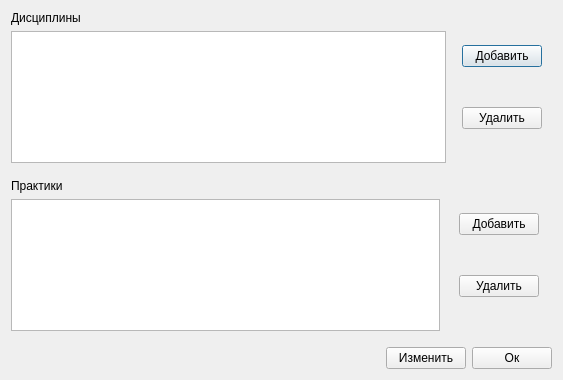
The window that ui/insertadditionaleducationalprogram.ui (7enSmile/clientVKR) describes before a commit, drawn with Qt 5.
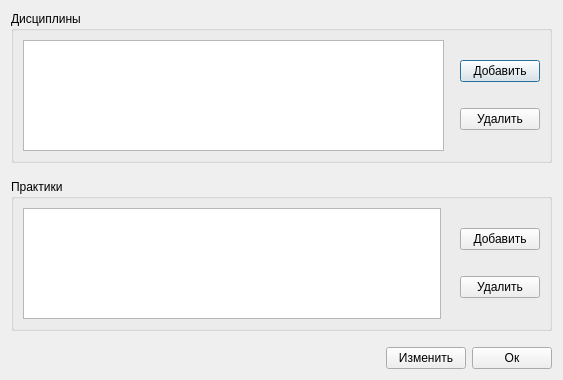
The same window after the commit.

Patch:
```diff
--- a/ui/insertadditionaleducationalprogram.ui
+++ b/ui/insertadditionaleducationalprogram.ui
@@ -15,16 +15,15 @@
   </property>
   <layout class="QVBoxLayout" name="verticalLayout_2">
    <item>
+    <widget class="QGroupBox" name="groupBox">
+     <property name="title">
+      <string>Дисциплины</string>
+     </property>
+     <layout class="QVBoxLayout" name="verticalLayout_3">
+      <item>
     <layout class="QHBoxLayout" name="horizontalLayout">
      <item>
       <layout class="QVBoxLayout" name="verticalLayout_4">
-       <item>
-        <widget class="QLabel" name="label">
-         <property name="text">
-          <string>Дисциплины</string>
-         </property>
-        </widget>
-       </item>
        <item>
         <widget class="QTableView" name="tableViewDiscipline">
          <attribute name="horizontalHeaderVisible">
@@ -64,6 +63,19 @@
      </item>
      <item>
       <layout class="QVBoxLayout" name="verticalLayout">
+          <item>
+           <spacer name="verticalSpacer_6">
+            <property name="orientation">
+             <enum>Qt::Vertical</enum>
+            </property>
+            <property name="sizeHint" stdset="0">
+             <size>
+              <width>20</width>
+              <height>40</height>
+             </size>
+            </property>
+           </spacer>
+          </item>
        <item>
         <widget class="QPushButton" name="pushButtonInsertDiscipline">
          <property name="text">
@@ -71,6 +83,22 @@
          </property>
         </widget>
        </item>
+          <item>
+           <spacer name="verticalSpacer_3">
+            <property name="orientation">
+             <enum>Qt::Vertical</enum>
+            </property>
+            <property name="sizeType">
+             <enum>QSizePolicy::Fixed</enum>
+            </property>
+            <property name="sizeHint" stdset="0">
+             <size>
+              <width>20</width>
+              <height>20</height>
+             </size>
+            </property>
+           </spacer>
+          </item>
        <item>
         <widget class="QPushButton" name="pushButtonDeleteDiscipline">
          <property name="text">
@@ -78,25 +106,25 @@
          </property>
         </widget>
        </item>
-      </layout>
-     </item>
      <item>
-      <spacer name="horizontalSpacer_3">
+           <spacer name="verticalSpacer_5">
        <property name="orientation">
-        <enum>Qt::Horizontal</enum>
-       </property>
-       <property name="sizeType">
-        <enum>QSizePolicy::Fixed</enum>
+             <enum>Qt::Vertical</enum>
        </property>
        <property name="sizeHint" stdset="0">
         <size>
-         <width>10</width>
-         <height>20</height>
+              <width>20</width>
+              <height>40</height>
         </size>
        </property>
       </spacer>
      </item>
     </layout>
+        </item>
+       </layout>
+      </item>
+     </layout>
+    </widget>
    </item>
    <item>
     <spacer name="verticalSpacer">
@@ -115,16 +143,15 @@
     </spacer>
    </item>
    <item>
+    <widget class="QGroupBox" name="groupBox_2">
+     <property name="title">
+      <string>Практики</string>
+     </property>
+     <layout class="QVBoxLayout" name="verticalLayout_7">
+      <item>
     <layout class="QHBoxLayout" name="horizontalLayout_2">
      <item>
       <layout class="QVBoxLayout" name="verticalLayout_5">
-       <item>
-        <widget class="QLabel" name="label_4">
-         <property name="text">
-          <string>Практики</string>
-         </property>
-        </widget>
-       </item>
        <item>
         <widget class="QTableView" name="tableViewPractice">
          <attribute name="horizontalHeaderVisible">
@@ -170,6 +197,19 @@
      </item>
      <item>
       <layout class="QVBoxLayout" name="verticalLayout_6">
+          <item>
+           <spacer name="verticalSpacer_7">
+            <property name="orientation">
+             <enum>Qt::Vertical</enum>
+            </property>
+            <property name="sizeHint" stdset="0">
+             <size>
+              <width>20</width>
+              <height>40</height>
+             </size>
+            </property>
+           </spacer>
+          </item>
        <item>
         <widget class="QPushButton" name="pushButtonInsertPractice">
          <property name="text">
@@ -177,6 +217,22 @@
          </property>
         </widget>
        </item>
+          <item>
+           <spacer name="verticalSpacer_4">
+            <property name="orientation">
+             <enum>Qt::Vertical</enum>
+            </property>
+            <property name="sizeType">
+             <enum>QSizePolicy::Fixed</enum>
+            </property>
+            <property name="sizeHint" stdset="0">
+             <size>
+              <width>20</width>
+              <height>20</height>
+             </size>
+            </property>
+           </spacer>
+          </item>
        <item>
         <widget class="QPushButton" name="pushButtonDeletePractice">
          <property name="text">
@@ -184,25 +240,25 @@
          </property>
         </widget>
        </item>
-      </layout>
-     </item>
      <item>
-      <spacer name="horizontalSpacer_5">
+           <spacer name="verticalSpacer_8">
        <property name="orientation">
-        <enum>Qt::Horizontal</enum>
-       </property>
-       <property name="sizeType">
-        <enum>QSizePolicy::Fixed</enum>
+             <enum>Qt::Vertical</enum>
        </property>
        <property name="sizeHint" stdset="0">
         <size>
-         <width>13</width>
-         <height>20</height>
+              <width>20</width>
+              <height>40</height>
         </size>
        </property>
       </spacer>
      </item>
     </layout>
+        </item>
+       </layout>
+      </item>
+     </layout>
+    </widget>
    </item>
    <item>
     <spacer name="verticalSpacer_2">
```
Lines whose indentation alone changed are shown as unchanged.
